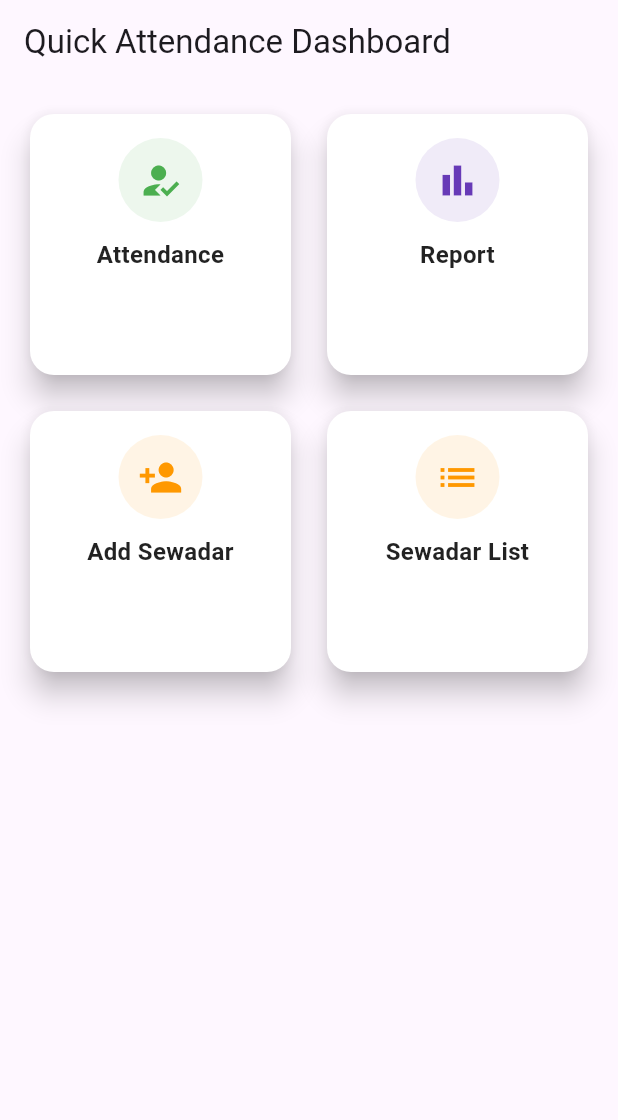
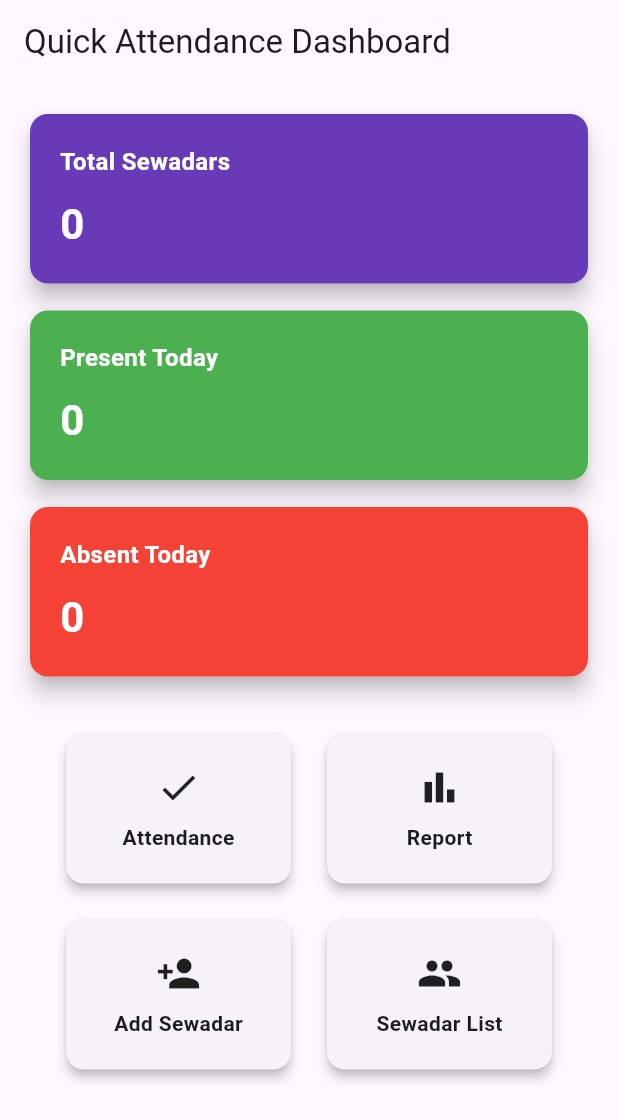
Before and after one commit to arjunhanswal/quick-attendance-app, a Flutter app: the screen it shows after launch, on a phone screen of 412 x 824 dp. Shown: the top 1120 px of the screen. Run offline on Flutter 3.47's test engine with Material 3 defaults, Android fonts, the phone set to English and light mode, and no system bars; our stand-ins replace csv, hive, hive_flutter, share_plus; accounts and stored records are empty.

Commit message:
Upgrade: Dashboard UI

```diff
--- a/lib/pages/dashboard_page.dart
+++ b/lib/pages/dashboard_page.dart
@@ -1,146 +1,141 @@
-// import 'package:flutter/material.dart';
+import 'package:flutter/material.dart';
+import 'package:hive/hive.dart';
+import 'package:intl/intl.dart';
+import '../models/user.dart';
+import '../models/attendance.dart';
+import '../utils/hive_boxes.dart';
 
-// class DashboardPage extends StatelessWidget {
-//   @override
-//   Widget build(BuildContext context) {
-//     return Scaffold(
-//       appBar: AppBar(title: Text('QuickAttendance')),
-//       body: GridView.count(
-//         crossAxisCount: 2,
-//         padding: EdgeInsets.all(16),
-//         crossAxisSpacing: 16,
-//         mainAxisSpacing: 16,
-//         children: [
-//           _buildTile(context, 'Attendance', Colors.green),
-//           _buildTile(context, 'Report', Colors.blue),
-//           _buildTile(context, 'Add Sewa dar', Colors.purple),
-//           _buildTile(context, 'Settings', Colors.orange),
-//           _buildTile(context, 'Sewa Dar List', Colors.red)
-//         ],
-//       ),
-//     );
-//   }
+class DashboardPage extends StatefulWidget {
+  const DashboardPage({super.key});
 
-//   Widget _buildTile(BuildContext context, String label, Color color) {
-//     return GestureDetector(
-//       onTap: () {
-//         switch (label) {
-//           case 'Attendance':
-//             Navigator.pushNamed(context, '/attendance');
-//             break;
-//           case 'Report':
-//             Navigator.pushNamed(context, '/report');
-//             break;
-//           case 'Add Sewa dar':
-//             Navigator.pushNamed(context, '/add-user');
-//             break;
-//           case 'Settings':
-//             Navigator.pushNamed(context, '/settings');
-//             break;
-//           case 'Sewa Dar List':
-//             Navigator.pushNamed(context, '/user-list');
-//             break;
-//         }
-//       },
-//       child: Container(
-//         decoration: BoxDecoration(
-//           color: color,
-//           borderRadius: BorderRadius.circular(12),
-//         ),
-//         child: Center(
-//           child:
-//               Text(label, style: TextStyle(color: Colors.white, fontSize: 18)),
-//         ),
-//       ),
-//     );
-//   }
-// }
-// dashboard_page.dart
-import 'package:flutter/material.dart';
+  @override
+  State<DashboardPage> createState() => _DashboardPageState();
+}
 
-class DashboardPage extends StatelessWidget {
+class _DashboardPageState extends State<DashboardPage> {
+  late Box<UserModel> userBox;
+  late Box<AttendanceModel> attendanceBox;
+
+  int totalUsers = 0;
+  int presentToday = 0;
+  int absentToday = 0;
+
+  @override
+  void initState() {
+    super.initState();
+    userBox = Hive.box<UserModel>(Boxes.userBox);
+    attendanceBox = Hive.box<AttendanceModel>(Boxes.attendanceBox);
+    calculateStats();
+  }
+
+  void calculateStats() {
+    final now = DateTime.now();
+    final today = DateTime(now.year, now.month, now.day);
+
+    final todayAttendances = attendanceBox.values.where((record) {
+      final recordDate = DateTime(
+        record.timestamp.year,
+        record.timestamp.month,
+        record.timestamp.day,
+      );
+      return recordDate == today;
+    }).toList();
+
+    setState(() {
+      totalUsers = userBox.length;
+      presentToday = todayAttendances.length;
+      absentToday = totalUsers - presentToday;
+    });
+  }
+
   @override
   Widget build(BuildContext context) {
     return Scaffold(
-      appBar: AppBar(title: Text('Quick Attendance Dashboard')),
+      appBar: AppBar(
+        title: Text('Quick Attendance Dashboard'),
+      ),
       body: Padding(
         padding: const EdgeInsets.all(16.0),
-        child: GridView.count(
-          crossAxisCount: 2, // 2 cards per row
-          crossAxisSpacing: 16,
-          mainAxisSpacing: 16,
+        child: Column(
           children: [
-            _buildDashboardCard(
-              context,
-              icon: Icons.how_to_reg,
-              label: 'Attendance',
-              color: Colors.green,
-              route: '/attendance',
-            ),
-            _buildDashboardCard(
-              context,
-              icon: Icons.bar_chart,
-              label: 'Report',
-              color: Colors.deepPurple,
-              route: '/report',
-            ),
-            _buildDashboardCard(
-              context,
-              icon: Icons.person_add,
-              label: 'Add Sewadar',
-              color: Colors.orange,
-              route: '/add-user',
-            ),
-            _buildDashboardCard(
-              context,
-              icon: Icons.list,
-              label: 'Sewadar List',
-              color: Colors.orange,
-              route: '/user-list',
-            ),
-            // Add more cards as needed
+            _buildStatCard('Total Sewadars', totalUsers, Colors.deepPurple),
+            SizedBox(height: 10),
+            _buildStatCard('Present Today', presentToday, Colors.green),
+            SizedBox(height: 10),
+            _buildStatCard('Absent Today', absentToday, Colors.red),
+            SizedBox(height: 30),
+            Wrap(
+              spacing: 16,
+              runSpacing: 16,
+              children: [
+                _buildActionTile('Attendance', Icons.check, '/attendance'),
+                _buildActionTile('Report', Icons.bar_chart, '/report'),
+                _buildActionTile('Add Sewadar', Icons.person_add, '/add-user'),
+                _buildActionTile('Sewadar List', Icons.people, '/user-list'),
+              ],
+            )
           ],
         ),
       ),
     );
   }
 
-  Widget _buildDashboardCard(
-    BuildContext context, {
-    required IconData icon,
-    required String label,
-    required Color color,
-    required String route,
-  }) {
+  Widget _buildStatCard(String label, int count, Color color) {
     return Card(
-      elevation: 8,
-      shape: RoundedRectangleBorder(
-        borderRadius: BorderRadius.circular(16),
+      elevation: 6,
+      shape: RoundedRectangleBorder(borderRadius: BorderRadius.circular(12)),
+      child: Container(
+        width: double.infinity,
+        padding: EdgeInsets.all(20),
+        decoration: BoxDecoration(
+          borderRadius: BorderRadius.circular(12),
+          color: color,
         ),
-      color: Colors.white, // Solid background for card
-      child: InkWell(
-        borderRadius: BorderRadius.circular(16),
-        onTap: () => Navigator.pushNamed(context, route),
-        child: Padding(
-          padding: const EdgeInsets.all(16.0),
         child: Column(
-            mainAxisSize: MainAxisSize.min,
+          crossAxisAlignment: CrossAxisAlignment.start,
           children: [
-              CircleAvatar(
-                radius: 28,
-                backgroundColor: color.withOpacity(0.1),
-                child: Icon(icon, size: 30, color: color),
+            Text(
+              label,
+              style: TextStyle(
+                fontSize: 16,
+                color: Colors.white,
+                fontWeight: FontWeight.w600,
+              ),
             ),
             SizedBox(height: 10),
             Text(
-                label,
-                textAlign: TextAlign.center,
+              count.toString(),
               style: TextStyle(
-                  fontSize: 16,
+                fontSize: 28,
                 fontWeight: FontWeight.bold,
-                  color: Colors.black87,
+                color: Colors.white,
               ),
             ),
+          ],
+        ),
+      ),
+    );
+  }
+
+  Widget _buildActionTile(String label, IconData icon, String route) {
+    return GestureDetector(
+      onTap: () async {
+        await Navigator.pushNamed(context, route);
+        calculateStats(); // Refresh the counts when user returns
+      },
+      child: Card(
+        elevation: 3,
+        shape: RoundedRectangleBorder(borderRadius: BorderRadius.circular(12)),
+        child: Container(
+          width: 150,
+          height: 100,
+          padding: EdgeInsets.all(12),
+          child: Column(
+            mainAxisAlignment: MainAxisAlignment.center,
+            children: [
+              Icon(icon, size: 30),
+              SizedBox(height: 8),
+              Text(label, style: TextStyle(fontWeight: FontWeight.w600)),
             ],
           ),
         ),
--- a/pubspec.yaml
+++ b/pubspec.yaml
@@ -16,6 +16,7 @@ dependencies:
   csv: ^5.0.2
   #file_picker: ^5.2.6
   share_plus: ^7.2.1
+  fl_chart: ^0.64.0
 
 dev_dependencies:
   flutter_test:
```
Also changed, not shown: pubspec.lock. Lines whose indentation alone changed are shown as unchanged.
